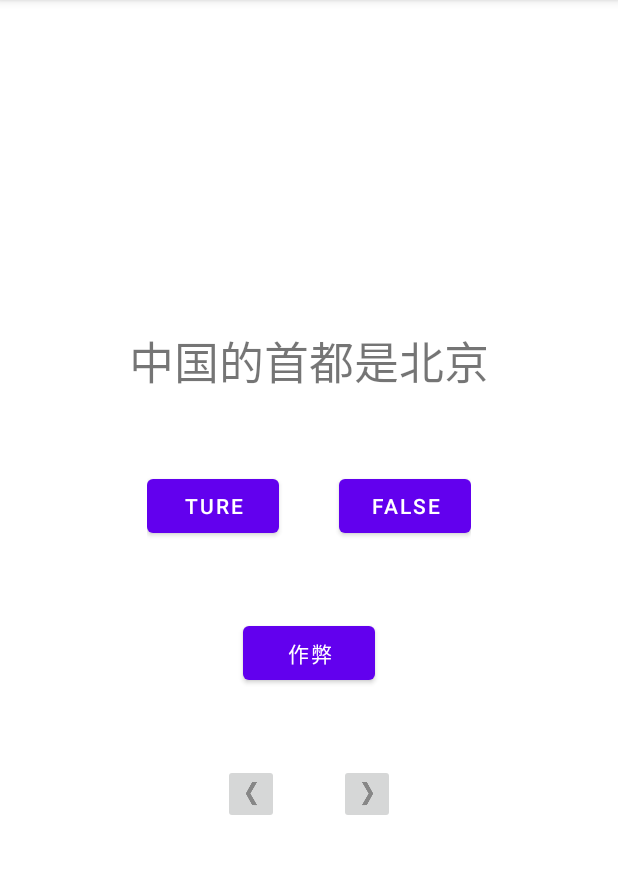
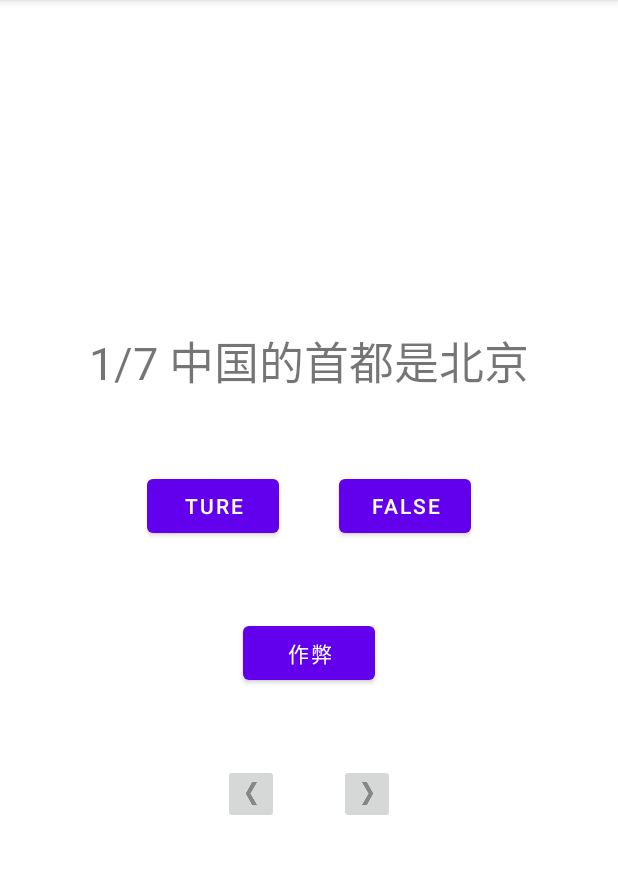
Before and after one commit to HfqzJ1Y/Geoquiz, an Android app: the MainActivity screen opened directly, with no data from a screen before it, after a tap on "TURE", on a phone screen of 412 x 824 dp, the part 84-958 px from its top. Run offline under Robolectric (Android 15) with nearby library versions, the phone set to English and light mode, and no system bars.

Commit message:
1.将Question中的题目由int类型的地址R.id更改为String进行存储 2.将QuizViewModel中存放题目及数据的列表更改为Arrylist类型,以便进行数据的添加 3.修改QuizViewModel类中的部分方法以适应Arrylisr类 4.建立了初始界面StartActivity和添加题目界面AddActivity 5.用Intent对新增题目进行传输 6.优化了答题界面的题目序号显示

```diff
--- a/app/src/main/java/com/example/geoquiz/MainActivity.java
+++ b/app/src/main/java/com/example/geoquiz/MainActivity.java
@@ -38,15 +38,14 @@ public class MainActivity extends AppCompatActivity {
         return i;
     }
 
-    public void setQuestion(int index){
-//        mTextView.setText(mQuestionsBank[index].getTextResId());
-            mTextView.setText(quizViewModel.currentQuesText());
+    public void setQuestion(){
+            mTextView.setText(String.format("%d/%d %s",quizViewModel.getIndex()+1,quizViewModel.getLength(),quizViewModel.currentQuesText()));
     }
     //对作弊警告判断并且处理作弊模块
     public void checkCheat(){
         if (mCurrentCheat&&quizViewModel.getCurrentFinish()){
             quizViewModel.setCheat();
-            quizViewModel.setCurrentFinish(false);
+            quizViewModel.setCurrentFinish();
             count+=1;
         }
         mCurrentCheat = false;
@@ -56,12 +55,7 @@ public class MainActivity extends AppCompatActivity {
 
         if (mCurrentCheat||quizViewModel.isCheat()) {
             Toast.makeText(this, "作弊警告", Toast.LENGTH_SHORT).show();
-//            if (quizViewModel.getCurrentFinish()) {
-//                count += 1;
-//                quizViewModel.setCurrentFinish(false);
-//                quizViewModel.setCheat();
-//                mCurrentCheat = false;
-//            }
+
             checkCheat();
         }else {
             if (quizViewModel.getCurrentFinish()) {
@@ -72,7 +66,7 @@ public class MainActivity extends AppCompatActivity {
                     Toast.makeText(this, R.string.show_false, Toast.LENGTH_SHORT).show();
                 }
                 count += 1;
-                quizViewModel.setCurrentFinish(false);
+                quizViewModel.setCurrentFinish();
             } else {
                 Toast.makeText(this, "这题已经答过了 请下一题", Toast.LENGTH_SHORT).show();
             }
@@ -91,7 +85,6 @@ public class MainActivity extends AppCompatActivity {
         mLastButton = findViewById(R.id.last_imgBtn);
         mCheatButton = findViewById(R.id.cheat_btn);
 
-//        mTextView.setText(mQuestionsBank[mIndex].getTextResId());
 
 //viewModel
 //错误方法  这样创建viewModel每次creat时就会new一次不能达到容器的效果
@@ -99,6 +92,19 @@ public class MainActivity extends AppCompatActivity {
         //正确方法
         ViewModelProvider provider = new ViewModelProvider(this);
         quizViewModel = provider.get(QuizViewModel.class);
+        quizViewModel.creatQuesList(getApplicationContext());
+
+        int length = getIntent().getIntExtra("length",0);
+        for (int i = 7; i < length ; i++) {
+            if (getIntent().getSerializableExtra(String.format("ques%d",i))==null){
+                System.out.println("传入题目为空");
+            }else {
+                Question question = (Question) getIntent().getSerializableExtra(String.format("ques%d",i));
+                quizViewModel.addClass(question);
+            }
+
+//            quizViewModel.addClass( (Question) getIntent().getSerializableExtra(String.format("ques%d",i)));
+        }
         if (savedInstanceState!=null){
             quizViewModel.setIndex(savedInstanceState.getInt("Index"));
             mCurrentCheat = savedInstanceState.getBoolean("CurrentCheat");
@@ -106,7 +112,7 @@ public class MainActivity extends AppCompatActivity {
 
 
         //初始化界面问题
-        setQuestion(quizViewModel.getIndex());
+        setQuestion();
         count = 0;
 
             mTrueButton.setOnClickListener(view -> {
@@ -121,18 +127,10 @@ public class MainActivity extends AppCompatActivity {
 
 
         mNextButton.setOnClickListener(view -> {
-//            if (mCurrentCheat){
-//                if (quizViewModel.getCurrentFinish()) {
-//                    quizViewModel.setCheat();
-//                    quizViewModel.setCurrentFinish(false);
-//                    count+=1;
-//                }
-//            }
-//            mCurrentCheat = false;
             checkCheat();
 
             quizViewModel.setIndex((quizViewModel.getIndex()+1) % quizViewModel.getLength());
-            setQuestion(quizViewModel.getIndex());
+            setQuestion();
             if (quizViewModel.getIndex()==0&&count==quizViewModel.getLength()){
                 double x = Double.valueOf(countTrue)/Double.valueOf(count)*100;
                 Toast.makeText(this, "正确率为"+x+"%", Toast.LENGTH_SHORT).show();
@@ -140,33 +138,14 @@ public class MainActivity extends AppCompatActivity {
         } );
 
         mLastButton.setOnClickListener(view -> {
-//            if (mCurrentCheat&&quizViewModel.getCurrentFinish()){
-//                    quizViewModel.setCheat();
-//                    quizViewModel.setCurrentFinish(false);
-//                    count+=1;
-//
-//            }
-//            mCurrentCheat = false;
             checkCheat();
 
             quizViewModel.setIndex((quizViewModel.getIndex()+6) % quizViewModel.getLength());
-            setQuestion(quizViewModel.getIndex());
+            setQuestion();
         });
 
         mCheatButton.setOnClickListener(view -> {
-//            Intent i = new Intent(MainActivity.this,CheatActivity.class);
-//            i.putExtra("answer",quizViewModel.currentQuesAnswer());
-
-//            if (mCurrentCheat){
-//                if (quizViewModel.getCurrentFinish()) {
-//                    quizViewModel.setCheat();
-//                    quizViewModel.setCurrentFinish(false);
-//                    mCurrentCheat = false;
-//                    count+=1;
-//                }
-//            }
             Intent i =CheatActivity.newIntent(MainActivity.this,quizViewModel.currentQuesAnswer());
-//            startActivity(i);
             startActivityForResult(i,REQUEST_ACTIVITY_CHEAT);
 
         });
--- a/app/src/main/java/com/example/geoquiz/Question.java
+++ b/app/src/main/java/com/example/geoquiz/Question.java
@@ -5,13 +5,15 @@ import java.io.Serializable;
 public class Question implements Serializable {
 //Serializable 接口对复杂类型进行打包 只能打包简单类  复杂类型需要手动打包
 
-    private int mTextResId;
+//    private int mTextResId; 由于需要添加题目 且string.xml无法通过代码进行更 所以将存储地址的int 类型的ResId更改为 String类型直接存储题目
+//    在QuizViewModel初始化时候 使用getString 用ResId直接获取String中的内容为其初始化
+    private String mTextQues;
     private boolean mAnswerTrue;
     private boolean mFinish;
     private boolean mCheat;
 
-    public Question(int textResId, boolean answerTrue, boolean finish,boolean cheat) {
-        mTextResId = textResId;
+    public Question(String TextQues, boolean answerTrue, boolean finish,boolean cheat) {
+        mTextQues = TextQues;
         mAnswerTrue = answerTrue;
         mFinish = finish;
         mCheat =cheat;
@@ -24,12 +26,12 @@ public class Question implements Serializable {
     public void setFinish(boolean finish) {
         mFinish = finish;
     }
-    public int getTextResId() {
-        return mTextResId;
+    public String getTextQues() {
+        return mTextQues;
     }
 
-    public void setTextResId(int textResId) {
-        mTextResId = textResId;
+    public void setTextQues(String TextQues) {
+        mTextQues = TextQues;
     }
 
     public boolean isAnswerTrue() {
--- a/app/src/main/java/com/example/geoquiz/QuizViewModel.java
+++ b/app/src/main/java/com/example/geoquiz/QuizViewModel.java
@@ -1,5 +1,7 @@
 package com.example.geoquiz;
 
+import android.app.Application;
+import android.content.Context;
 import android.util.Log;
 
 import androidx.lifecycle.ViewModel;
@@ -7,72 +9,80 @@ import androidx.lifecycle.ViewModel;
 import java.util.ArrayList;
 import java.util.Arrays;
 
+
 public class QuizViewModel extends ViewModel {
+    //因为没有继承Context和Application类 所以无法使用getString方法获得资源中的内容
 
+    private Context mContext ;
     private ArrayList <Question> mQuestionArrayList;
-    private void creatQuesList(){
-        mQuestionArrayList = new ArrayList<Question>();
-        mQuestionArrayList.addAll(
-                Arrays.asList(
-                    new Question(R.string.q1,true,true,false),
-                    new Question(R.string.q2,true,true,false),
-                    new Question(R.string.q3,true,true,false),
-                    new Question(R.string.q4,false,true,false),
-                    new Question(R.string.q5,false,true,false),
-                    new Question(R.string.q6,false,true,false),
-                    new Question(R.string.q7,false,true,false)
-                )
-        );
 
+    public QuizViewModel(){
 
     }
+    public void creatQuesList(Context context){
+        mContext = context;
+        mQuestionArrayList = new ArrayList<Question>(Arrays.asList(
+                new Question(mContext.getResources().getString(R.string.q1),true,true,false),
+                new Question(mContext.getResources().getString(R.string.q2),true,true,false),
+                new Question(mContext.getResources().getString(R.string.q3),true,true,false),
+                new Question(mContext.getResources().getString(R.string.q4),false,true,false),
+                new Question(mContext.getResources().getString(R.string.q5),false,true,false),
+                new Question(mContext.getResources().getString(R.string.q6),false,true,false),
+                new Question(mContext.getResources().getString(R.string.q7),false,true,false)
+        ));
+    }
 
-    private Question[] mQuestionsBank = new Question[]{
-            new Question(R.string.q1,true,true,false),
-            new Question(R.string.q2,true,true,false),
-            new Question(R.string.q3,true,true,false),
-            new Question(R.string.q4,false,true,false),
-            new Question(R.string.q5,false,true,false),
-            new Question(R.string.q6,false,true,false),
-            new Question(R.string.q7,false,true,false),
-    };
     private int mIndex = 0;
 
-    private int length = mQuestionsBank.length;
-
+//新的方法
+    //获取总长度
+//    private int length = mQuestionArrayList.size();  ?
+    //获取长度
     public int getLength() {
-        return length;
+        return mQuestionArrayList.size();
     }
-
-
-    public int currentQuesText(){
-        return mQuestionsBank[mIndex].getTextResId();
+    //当前问题
+    public String currentQuesText(){
+        return mQuestionArrayList.get(mIndex).getTextQues();
     }
+    //当前答案
     public Boolean currentQuesAnswer(){
-        return mQuestionsBank[mIndex].isAnswerTrue();
+        return mQuestionArrayList.get(mIndex).isAnswerTrue();
     }
-
+    //是否完成
     public Boolean getCurrentFinish(){
-        return mQuestionsBank[mIndex].isFinish();
+        return mQuestionArrayList.get(mIndex).isFinish();
     }
-    public void setCurrentFinish(boolean mFinish){
-        mQuestionsBank[mIndex].setFinish(mFinish);
+    //提交完成情况
+    public void setCurrentFinish(){
+        mQuestionArrayList.get(mIndex).setFinish(false);
     }
+    //获取当前问题号
     public int getIndex() {
         return mIndex;
     }
-
+    //设置当前问题号
     public void setIndex(int index) {
         mIndex = index;
     }
-
+    //是否作弊过
     public boolean isCheat(){
-        return mQuestionsBank[mIndex].isCheat();
+        return mQuestionArrayList.get(mIndex).isCheat();
     }
+    //设置是否作弊
     public void setCheat(){
-        mQuestionsBank[mIndex].setCheat(true);
+        mQuestionArrayList.get(mIndex).setCheat(true);
     }
-
+    //添加问题
+    public void addQues(String ques , Boolean ans){
+        mQuestionArrayList.add(new Question(ques,ans,true,false));
+    }
+    public Question getClass(int i){
+        return mQuestionArrayList.get(i);
+    }
+    public void addClass(Question question){
+        mQuestionArrayList.add(question);
+    }
 
     @Override
     protected void onCleared(){
--- a/app/src/main/res/layout/activity_add.xml
+++ b/app/src/main/res/layout/activity_add.xml
@@ -27,6 +27,7 @@
             android:layout_gravity="center"
             android:layout_marginTop="20dp">
             <RadioButton
+                android:id="@+id/True_choice"
                 android:text="对"
                 android:layout_width="wrap_content"
                 android:layout_height="wrap_content"
```
Also changed, not shown: app/src/main/java/com/example/geoquiz/AddActivity.java (+30 -3 lines), app/src/main/java/com/example/geoquiz/StartActivity.java (+56 -1 lines).
